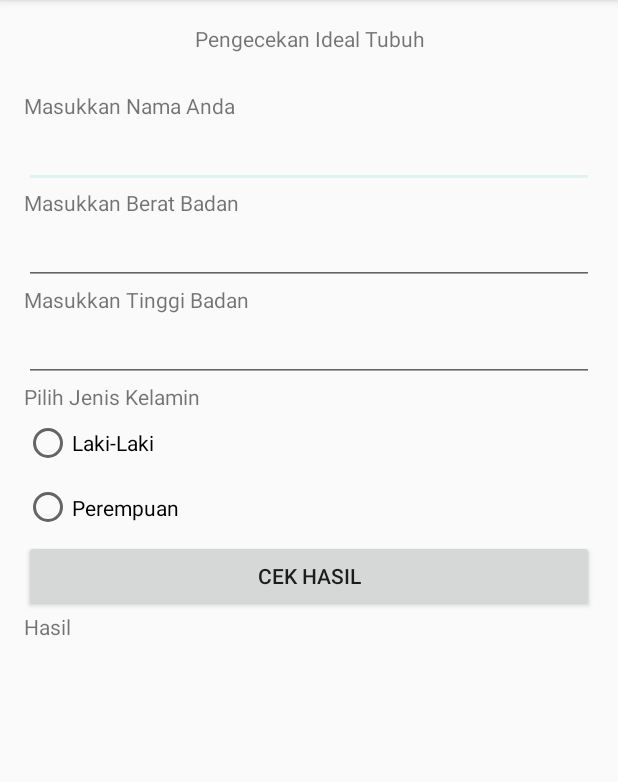
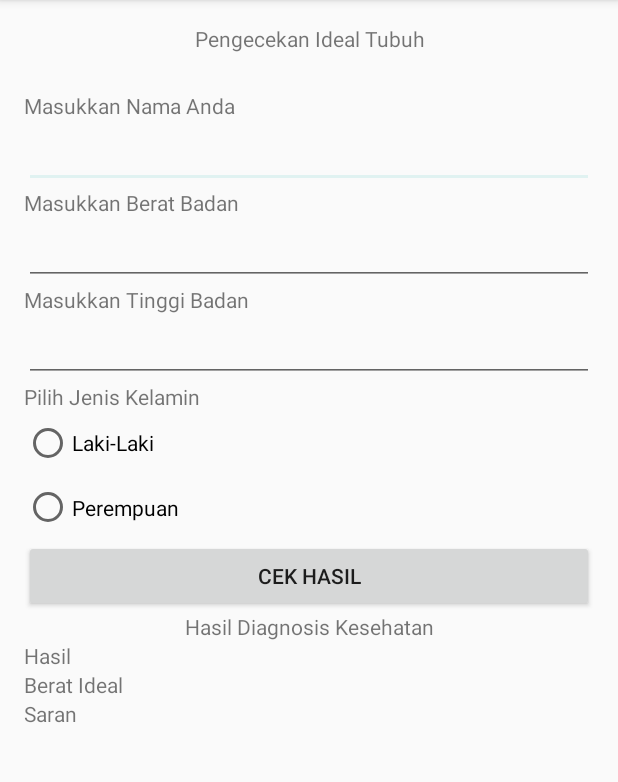
Before and after one commit to bayukrisna/ProjekAndroidSeason2, an Android app: the fragment Fragment4 shown on its own in the app's theme, on a phone screen of 412 x 824 dp, the part 84-866 px from its top. Run offline under Robolectric (Android 15) with nearby library versions, the phone set to English and light mode, and no system bars.

Commit message:
Cek ideal first

```diff
--- a/app/src/main/java/id/sch/smktelkom_mlg/project2/xirpl10816242534/oeripbedjoe/Fragment/Fragment4.java
+++ b/app/src/main/java/id/sch/smktelkom_mlg/project2/xirpl10816242534/oeripbedjoe/Fragment/Fragment4.java
@@ -6,8 +6,15 @@ import android.support.v4.app.Fragment;
 import android.view.LayoutInflater;
 import android.view.View;
 import android.view.ViewGroup;
+import android.widget.Button;
+import android.widget.EditText;
+import android.widget.RadioButton;
+import android.widget.RadioGroup;
+import android.widget.TextView;
 
 import id.sch.smktelkom_mlg.project2.xirpl10816242534.oeripbedjoe.R;
+
+import static id.sch.smktelkom_mlg.project2.xirpl10816242534.oeripbedjoe.R.id.radioya;
 
 /**
  * Created by user on 17/11/2016.
@@ -15,6 +22,20 @@ import id.sch.smktelkom_mlg.project2.xirpl10816242534.oeripbedjoe.R;
 
 public class Fragment4 extends Fragment {
 
+    EditText etnama;
+    EditText etBerat;
+    EditText etTinggi;
+    RadioButton radioyaa;
+    RadioButton radioyaa1;
+    Button bCek;
+    TextView tvHasil;
+    TextView tvSaran;
+    TextView tvBerat;
+    TextView jenkel;
+    RadioGroup radiogrup;
+
+    Double ti, bt, hi;
+    String temp = "";
 
     //Menjadikan fragment_4 layout yang dimiliki oleh Fragment4.java
     @Nullable
@@ -22,6 +43,7 @@ public class Fragment4 extends Fragment {
     public View onCreateView(LayoutInflater inflater, @Nullable ViewGroup container, @Nullable Bundle savedInstanceState) {
         View v = inflater.inflate(R.layout.fragment_4, null);
         return v;
+
     }
 
     //Membuat RecyclerView
@@ -29,6 +51,89 @@ public class Fragment4 extends Fragment {
     public void onActivityCreated(@Nullable Bundle savedInstanceState) {
         super.onActivityCreated(savedInstanceState);
 
+        etnama = (EditText) getView().findViewById(R.id.editTextNama);
+        etBerat = (EditText) getView().findViewById(R.id.editTextBerat);
+        etTinggi = (EditText) getView().findViewById(R.id.editTextTinggi);
+        radioyaa = (RadioButton) getView().findViewById(R.id.radioButton);
+        radioyaa1 = (RadioButton) getView().findViewById(R.id.radioButton2);
+        bCek = (Button) getView().findViewById(R.id.buttonCek);
+        tvHasil = (TextView) getView().findViewById(R.id.textViewHasil);
+        tvSaran = (TextView) getView().findViewById(R.id.textViewSaran);
+        tvBerat = (TextView) getView().findViewById(R.id.textViewBerat);
+        jenkel = (TextView) getView().findViewById(R.id.JK);
+        radiogrup = (RadioGroup) getView().findViewById(radioya);
+
+
+        getView().findViewById(R.id.buttonCek).setOnClickListener(new View.OnClickListener() {
+            @Override
+            public void onClick(View v) {
+                doClick();
+            }
+        });
+    }
+
+    private void doClick() {
+
+
+        if (isvalid()) {
+
+
+        }
+    }
+
+    private boolean isvalid() {
+        boolean valid = true;
+
+        String nama = etnama.getText().toString();
+        int berat = etBerat.getText().toString().isEmpty() ? 0 : Integer.parseInt(etBerat.getText().toString());
+        int tinggi = etTinggi.getText().toString().isEmpty() ? 0 : Integer.parseInt(etTinggi.getText().toString());
+        //boolean pilih = radioyaa.isSelected();
+        //boolean pilih1 = radioyaa1.isSelected();
+        double ti = Double.parseDouble(etTinggi.getText().toString());
+        double bt = Double.parseDouble(etBerat.getText().toString());
+        //ti = Double.valueOf(String.valueOf(etTinggi.getText()));
+        //bt = Double.valueOf(String.valueOf(etBerat.getText()));
+
+
+        if (nama.isEmpty()) {
+            etnama.setError("Nama Belum Diisi");
+            valid = false;
+        } else {
+            etnama.setError(null);
+        }
+
+        if (bt == 0) {
+            etBerat.setError("Berat Badan Harus Diisi");
+            valid = false;
+        }
+
+        if (ti == 0) {
+            etTinggi.setError("Tinggi Badan Harus Diisi");
+            valid = false;
+        }
+
+        if (radioyaa.isChecked()) {
+            hi = (ti - 100) * 1;
+        } else if (radioyaa1.isChecked()) {
+            hi = (ti - 104) * 1;
+        }
+        temp = Double.toString(hi.intValue());
+
+        if (hi < bt) {
+            tvBerat.setText(temp);
+            tvHasil.setText("Hai" + nama + "Sepertinya Kamu OverWeight");
+            tvSaran.setText("Banyaklah Berolahraga dan hindari makanan berkoresterol");
+        } else if (hi > bt) {
+            tvBerat.setText(temp);
+            tvHasil.setText("Hai" + nama + "Sepertinya Kamu Underweight");
+            tvSaran.setText("Banyaklah Makan Makanan Berkarbohidrat");
+        } else {
+            tvBerat.setText(temp);
+            tvHasil.setText("Hai" + nama + "Berat Badan Sudah Ideal");
+            tvSaran.setText("Lanjutkan Pola Makan dan Gaya hidup Sehat");
+        }
+
+        return valid;
     }
 
 
--- a/app/src/main/res/layout/fragment_4.xml
+++ b/app/src/main/res/layout/fragment_4.xml
@@ -28,7 +28,7 @@
         android:text="Masukkan Nama Anda" />
 
     <EditText
-        android:id="@+id/editText5"
+        android:id="@+id/editTextNama"
         android:layout_width="match_parent"
         android:layout_height="wrap_content"
         android:ems="10"
@@ -41,7 +41,7 @@
         android:text="Masukkan Berat Badan" />
 
     <EditText
-        android:id="@+id/editText6"
+        android:id="@+id/editTextBerat"
         android:layout_width="match_parent"
         android:layout_height="wrap_content"
         android:ems="10"
@@ -54,19 +54,20 @@
         android:text="Masukkan Tinggi Badan" />
 
     <EditText
-        android:id="@+id/editText7"
+        android:id="@+id/editTextTinggi"
         android:layout_width="match_parent"
         android:layout_height="wrap_content"
         android:ems="10"
         android:inputType="textPersonName" />
 
     <TextView
-        android:id="@+id/textView9"
+        android:id="@+id/JK"
         android:layout_width="match_parent"
         android:layout_height="wrap_content"
         android:text="Pilih Jenis Kelamin" />
 
     <RadioGroup
+        android:id="@+id/radioya"
         android:layout_width="match_parent"
         android:layout_height="86dp">
 
@@ -86,15 +87,34 @@
     </RadioGroup>
 
     <Button
-        android:id="@+id/button"
+        android:id="@+id/buttonCek"
         android:layout_width="match_parent"
         android:layout_height="wrap_content"
         android:text="Cek Hasil" />
 
     <TextView
-        android:id="@+id/textView11"
+        android:id="@+id/textView"
+        android:layout_width="match_parent"
+        android:layout_height="wrap_content"
+        android:text="Hasil Diagnosis Kesehatan"
+        android:textAlignment="center" />
+
+    <TextView
+        android:id="@+id/textViewHasil"
         android:layout_width="match_parent"
         android:layout_height="wrap_content"
         android:text="Hasil" />
 
+    <TextView
+        android:id="@+id/textViewBerat"
+        android:layout_width="match_parent"
+        android:layout_height="wrap_content"
+        android:text="Berat Ideal" />
+
+    <TextView
+        android:id="@+id/textViewSaran"
+        android:layout_width="match_parent"
+        android:layout_height="wrap_content"
+        android:text="Saran" />
+
 </LinearLayout>
```
Also changed, not shown: app/src/main/java/id/sch/smktelkom_mlg/project2/xirpl10816242534/oeripbedjoe/Fragment/Fragment2.java (+38 -38 lines).
